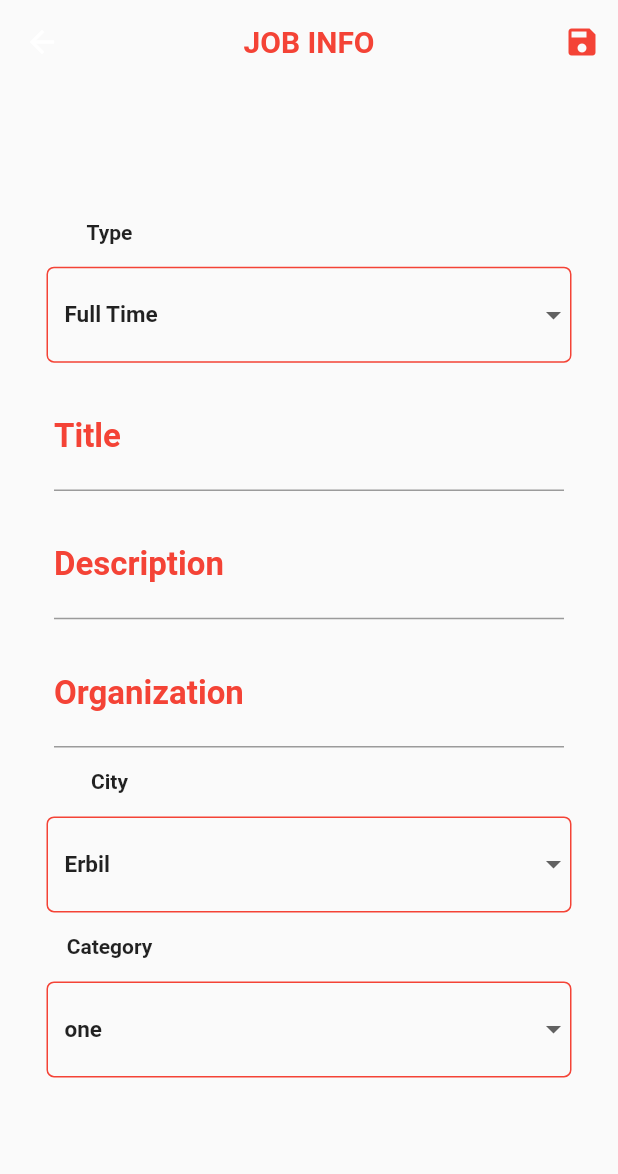
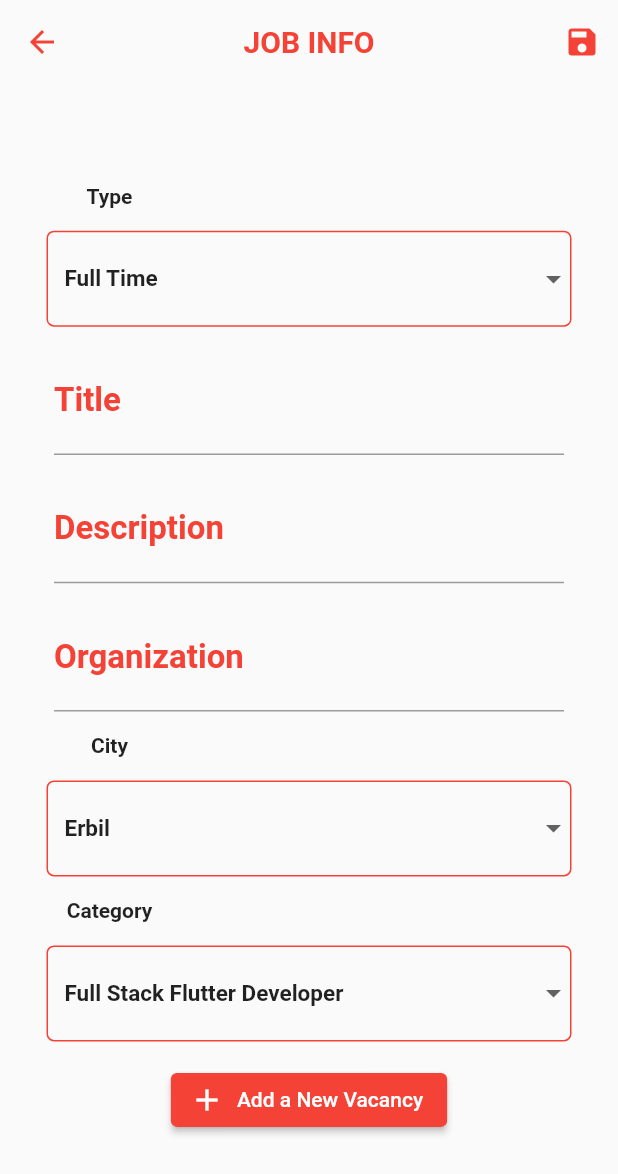
Before and after one commit to hooshyar/wecode, a Flutter app: the CreateJobScreen screen opened directly, on a phone screen of 412 x 824 dp. Shown: the top 1174 px of the screen. Run offline on Flutter 3.47's test engine with Material 2 defaults, Android fonts, the phone set to English and light mode, and no system bars; our stand-ins replace cloud_firestore, firebase_auth, firebase_core, get, google_fonts; accounts and stored records are empty; network calls fail.

Commit message:
value changed, add job vacancy

```diff
--- /dev/null
+++ b/lib/src/common/strings.dart
@@ -0,0 +1,8 @@
+class RequiredStrings {
+  static List<String> jobCategories = [
+    'Full Stack Flutter Developer',
+    'Front end Web Developer',
+    'Data Engineer',
+    'Ui/Ux designer'
+  ];
+}
--- /dev/null
+++ b/lib/src/common/widgets/general_drop_down_widget.dart
@@ -0,0 +1,52 @@
+import 'package:flutter/material.dart';
+import 'package:flutter/src/foundation/key.dart';
+import 'package:flutter/src/widgets/framework.dart';
+
+class GeneralDropDownButton extends StatelessWidget {
+  GeneralDropDownButton(
+      {Key? key,
+      this.selectedItem,
+      required this.itemsList,
+      required this.valueChanged})
+      : super(key: key);
+  String? selectedItem;
+  final List<String> itemsList;
+  final ValueChanged<String> valueChanged;
+  @override
+  Widget build(BuildContext context) {
+    return SizedBox(
+      width: 350,
+      child: DropdownButtonFormField<String>(
+          decoration: InputDecoration(
+              focusedBorder:
+                  OutlineInputBorder(borderSide: BorderSide(color: Colors.red)),
+              enabledBorder: OutlineInputBorder(
+                  borderRadius: BorderRadius.circular(5),
+                  borderSide: BorderSide(
+                    color: Colors.red,
+                    width: 1,
+                  ))),
+          value: selectedItem ?? itemsList.first,
+          items: itemsList
+              .map((item) => DropdownMenuItem(
+                  value: item,
+                  child: Text(
+                    item,
+                    style:
+                        // Style of text inside Drop Down Button
+
+                        TextStyle(
+                      fontSize: 15,
+                    ),
+                  )))
+              .toList(),
+          onChanged: (item) {
+            // setState(() {
+
+            //     selec = item;
+            //   });
+            valueChanged(item!);
+          }),
+    );
+  }
+}
--- a/lib/src/models/vacancy_data_model.dart
+++ b/lib/src/models/vacancy_data_model.dart
@@ -1,4 +1,6 @@
 import 'dart:convert';
+
+import 'package:wecode/src/models/weCodeUser_data_model.dart';
 
 class Vacancy {
   String type; //remote, intern, part-time, full-time
@@ -13,6 +15,7 @@
   String? dynamicLink;
   DateTime? expDate;
   DateTime createdAt;
+  WeCodeUser user;
   Vacancy({
     required this.type,
     required this.title,
@@ -26,6 +29,7 @@
     this.dynamicLink,
     this.expDate,
     required this.createdAt,
+    required this.user,
   });
 
   Vacancy copyWith({
@@ -41,6 +45,7 @@
     String? dynamicLink,
     DateTime? expDate,
     DateTime? createdAt,
+    WeCodeUser? user,
   }) {
     return Vacancy(
       type: type ?? this.type,
@@ -55,6 +60,7 @@
       dynamicLink: dynamicLink ?? this.dynamicLink,
       expDate: expDate ?? this.expDate,
       createdAt: createdAt ?? this.createdAt,
+      user: user ?? this.user,
     );
   }
 
@@ -72,6 +78,7 @@
       'dynamicLink': dynamicLink,
       'expDate': expDate?.millisecondsSinceEpoch,
       'createdAt': createdAt.millisecondsSinceEpoch,
+      'user': user.toMap(),
     };
   }
 
@@ -91,6 +98,7 @@
           ? DateTime.fromMillisecondsSinceEpoch(map['expDate'])
           : null,
       createdAt: DateTime.fromMillisecondsSinceEpoch(map['createdAt']),
+      user: WeCodeUser.fromMap(map['user']),
     );
   }
 
@@ -101,7 +109,7 @@
 
   @override
   String toString() {
-    return 'Vacancy(type: $type, title: $title, description: $description, responsibilities: $responsibilities, org: $org, city: $city, category: $category, upVote: $upVote, downVote: $downVote, : $dynamicLink, expDate: $expDate, createdAt: $createdAt)';
+    return 'Vacancy(type: $type, title: $title, description: $description, responsibilities: $responsibilities, org: $org, city: $city, category: $category, upVote: $upVote, downVote: $downVote, dynamicLink: $dynamicLink, expDate: $expDate, createdAt: $createdAt, user: $user)';
   }
 
   @override
@@ -120,7 +128,8 @@
         other.downVote == downVote &&
         other.dynamicLink == dynamicLink &&
         other.expDate == expDate &&
-        other.createdAt == createdAt;
+        other.createdAt == createdAt &&
+        other.user == user;
   }
 
   @override
@@ -136,6 +145,7 @@
         downVote.hashCode ^
         dynamicLink.hashCode ^
         expDate.hashCode ^
-        createdAt.hashCode;
+        createdAt.hashCode ^
+        user.hashCode;
   }
 }
--- a/lib/src/screens/Job Screen/create_job_screen_view.dart
+++ b/lib/src/screens/Job Screen/create_job_screen_view.dart
@@ -1,4 +1,13 @@
+import 'package:cloud_firestore/cloud_firestore.dart';
 import 'package:flutter/material.dart';
+import 'package:get/get.dart';
+import 'package:provider/provider.dart';
+import 'package:wecode/src/common/strings.dart';
+import 'package:wecode/src/common/widgets/general_drop_down_widget.dart';
+import 'package:wecode/src/models/vacancy_data_model.dart';
+import 'package:wecode/src/models/weCodeUser_data_model.dart';
+import 'package:wecode/src/providers/user_provider.dart';
+import 'package:wecode/src/services/firestore_service.dart';
 
 class CreateJobScreen extends StatefulWidget {
   CreateJobScreen({Key? key}) : super(key: key);
@@ -17,18 +26,19 @@
     'Halabja'
   ];
 
+  FireStoreService _fireStoreService = FireStoreService();
+
   List<String> typeList = ['Full Time', 'Part Time', 'Remote', 'Intern'];
 
-  List<String> categoryList = ['one', 'Two', 'Three', 'Four', 'Five'];
-
-  String? selectedtypeOfJob = 'Full Time';
-  String? selectdCity = 'Erbil';
-  String? selectedCatigory = 'one';
+  String? selectedtypeOfJob;
+  String? selectedCity = 'Erbil';
+  String? selectedCategory = RequiredStrings.jobCategories.first;
 
   TextEditingController titleTextEditingController = TextEditingController();
   TextEditingController descriptionTextEditingController =
       TextEditingController();
-  TextEditingController dateController = TextEditingController();
+  TextEditingController organizationController = TextEditingController();
+
   @override
   Widget build(BuildContext context) {
     return Scaffold(
@@ -36,6 +46,7 @@
           elevation: 0,
           backgroundColor: Colors.transparent,
           centerTitle: true,
+          foregroundColor: Colors.red,
           title: Text(
             'JOB INFO',
             style: headerTextStyle(),
@@ -68,8 +79,10 @@
                   // space between header and Input.
                   spaceBetweenHeaderAndInput(),
                   // DropDown Button for Type of Jobs.
-                  dropDownButton(
-                      selectedItem: selectedtypeOfJob, itemsList: typeList),
+                  GeneralDropDownButton(
+                      selectedItem: selectedtypeOfJob,
+                      itemsList: typeList,
+                      valueChanged: (job) => selectedtypeOfJob = job),
 
                   ///
                   ///
@@ -104,7 +117,7 @@
                   spaceBetweenHeaderAndInput(),
                   // DropDown Button for city
                   textField(
-                      textController: descriptionTextEditingController,
+                      textController: organizationController,
                       name: 'Organization'),
 
                   ///
@@ -119,8 +132,12 @@
                   // space between header and input widget
                   spaceBetweenHeaderAndInput(),
                   // DropDown Button for city
-                  dropDownButton(
-                      selectedItem: selectdCity, itemsList: citysList),
+                  GeneralDropDownButton(
+                      selectedItem: selectedCity,
+                      itemsList: citysList,
+                      valueChanged: (city) => setState(() {
+                            selectedCity = city;
+                          })),
 
                   ///
                   ///
@@ -134,9 +151,62 @@
                   // space between header and input widget
                   spaceBetweenHeaderAndInput(),
                   // DropDown Button for city
-                  dropDownButton(
-                      selectedItem: selectedCatigory, itemsList: categoryList),
+                  GeneralDropDownButton(
+                      selectedItem: selectedCategory,
+                      itemsList: RequiredStrings.jobCategories,
+                      valueChanged: (value) => selectedCategory = value),
                   spaceBetweenHeaderAndInput(),
+
+                  ElevatedButton.icon(
+                      onPressed: () {
+                        WeCodeUser? weCodeUser =
+                            context.read<UserProvider>().weCodeUser;
+                        if (weCodeUser != null) {
+                          Vacancy _vacancy = Vacancy(
+                              type: selectedtypeOfJob ?? typeList.first,
+                              title: titleTextEditingController.text,
+                              description:
+                                  descriptionTextEditingController.text,
+                              org: organizationController.text,
+                              city: selectedCity ??
+                                  citysList.firstWhere(
+                                      (element) => element == 'Erbil'),
+                              category: selectedCategory ??
+                                  RequiredStrings.jobCategories.first,
+                              createdAt: DateTime.now(),
+                              expDate: DateTime.now().add(Duration(days: 15)),
+                              user: weCodeUser);
+
+                          Get.defaultDialog(
+                            title: 'values',
+                            content: Container(
+                              height: 500,
+                              child: Column(
+                                children: [
+                                  Expanded(child: Text(_vacancy.toString())),
+                                  ElevatedButton(
+                                      onPressed: () async {
+                                        //TODO: _loading
+
+                                        await _fireStoreService
+                                            .addNewVacancy(_vacancy)
+                                            .then((value) {
+                                          debugPrint(" ref id  :  " + value.id);
+                                          Navigator.of(context).pop();
+                                        });
+                                      },
+                                      child: Text('Are you sure? '))
+                                ],
+                              ),
+                            ),
+                          );
+                        } else {
+                          Get.snackbar('Error',
+                              'You don\'t have the privileges to do that ');
+                        }
+                      },
+                      icon: Icon(Icons.add),
+                      label: Text('Add a New Vacancy')),
 
                   ///
                   ///
@@ -160,13 +230,6 @@
     );
   }
 
-  // Style of text inside Drop Down Button
-  TextStyle dropDownItemStyle() {
-    return TextStyle(
-      fontSize: 15,
-    );
-  }
-
   // Information Header Text Style [ City , Category , ... etc]
   // Font Weight is BOLD.
   TextStyle informationHeaderOfInputsTextStyle() {
@@ -182,34 +245,42 @@
   // the size will be different for other platforms
   // the drop down button controller will return String
   // using ( drop DownItemStyle() ) is a method that user define is this file
-  Widget dropDownButton(
-      {required String? selectedItem, required List<String> itemsList}) {
-    return SizedBox(
-      width: 350,
-      child: DropdownButtonFormField<String>(
-          decoration: InputDecoration(
-              focusedBorder:
-                  OutlineInputBorder(borderSide: BorderSide(color: Colors.red)),
-              enabledBorder: OutlineInputBorder(
-                  borderRadius: BorderRadius.circular(5),
-                  borderSide: BorderSide(
-                    color: Colors.red,
-                    width: 1,
-                  ))),
-          value: selectedItem,
-          items: itemsList
-              .map((item) => DropdownMenuItem(
-                  value: item,
-                  child: Text(
-                    item,
-                    style: dropDownItemStyle(),
-                  )))
-              .toList(),
-          onChanged: (item) => setState(() {
-                selectedItem = item;
-              })),
-    );
-  }
+  // Widget dropDownButton(
+  //     {required String? selectedItem,
+  //     required List<String> itemsList,
+  //     required valueChanged}) {
+  //   final ValueChanged<String> valueChanged;
+  //   return SizedBox(
+  //     width: 350,
+  //     child: DropdownButtonFormField<String>(
+  //         decoration: InputDecoration(
+  //             focusedBorder:
+  //                 OutlineInputBorder(borderSide: BorderSide(color: Colors.red)),
+  //             enabledBorder: OutlineInputBorder(
+  //                 borderRadius: BorderRadius.circular(5),
+  //                 borderSide: BorderSide(
+  //                   color: Colors.red,
+  //                   width: 1,
+  //                 ))),
+  //         value: selectedItem,
+  //         items: itemsList
+  //             .map((item) => DropdownMenuItem(
+  //                 value: item,
+  //                 child: Text(
+  //                   item,
+  //                   style: dropDownItemStyle(),
+  //                 )))
+  //             .toList(),
+  //         onChanged: (item) {
+  //           // setState(() {
+
+  //           //     selec = item;
+  //           //   });
+  //           valueChanged(item!);
+  //         }),
+  //   );
+
+  // }
 
   // this is the header of the text field and drop down button.
   Widget headerInformationOfInputs({required String name}) {
--- a/lib/src/screens/jobs_screen/jobs_screen.dart
+++ b/lib/src/screens/jobs_screen/jobs_screen.dart
@@ -1,7 +1,9 @@
 import 'package:flutter/material.dart';
+import 'package:get/get.dart';
 import 'package:provider/provider.dart';
 import 'package:wecode/src/models/weCodeUser_data_model.dart';
 import 'package:wecode/src/providers/user_provider.dart';
+import 'package:wecode/src/screens/Job%20Screen/create_job_screen_view.dart';
 import 'package:wecode/src/screens/jobs_screen/button_value_changer.dart';
 import 'package:wecode/src/services/auth_service.dart';
 import 'package:wecode/src/temp/class1.dart';
@@ -28,6 +30,15 @@
         Provider.of<UserProvider>(context).weCodeUser!;
 
     return Scaffold(
+      floatingActionButton: ElevatedButton(
+          onPressed: () {
+            Get.to(() => CreateJobScreen());
+
+            //if you don't want to use the Get package you can navigate like this
+            // Navigator.of(context)
+            //     .push(MaterialPageRoute(builder: (_) => CreateJobScreen()));
+          },
+          child: Text('Add a new Vacancy')),
       appBar: AppBar(
         backgroundColor: Colors.green,
         title: Text('jobs'),
--- a/lib/src/services/firestore_service.dart
+++ b/lib/src/services/firestore_service.dart
@@ -1,5 +1,6 @@
 import 'package:cloud_firestore/cloud_firestore.dart';
 import 'package:firebase_auth/firebase_auth.dart';
+import 'package:wecode/src/models/vacancy_data_model.dart';
 import 'package:wecode/src/models/weCodeUser_data_model.dart';
 
 class FireStoreService {
@@ -22,5 +23,9 @@
     return weCodeUser;
   }
 
+  Future<DocumentReference> addNewVacancy(Vacancy vacancy) async {
+    return await _firestore.collection('jobs').add(vacancy.toMap());
+  }
+
   updateUserInformationFromCreateProfile({required WeCodeUser weCodeUser}) {}
 }
```
Also changed, not shown: lib/src/screens/create_profile_screen/create_profile.dart (+3 -6 lines).
